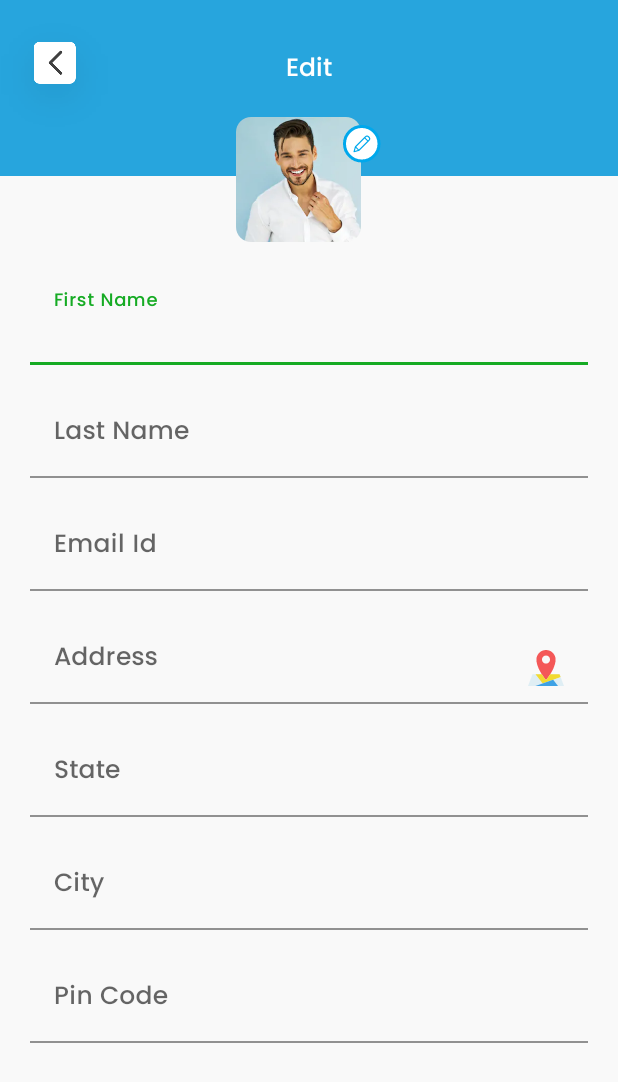
After one commit to phpexpert12345/WhoBringMe, an Android app: the layout profile_edit_layout.xml on its own in the app's theme, with its tools: preview values and no code run, on a phone screen of 412 x 824 dp. The commit adds this screen. Shown: the top 1082 px of the screen. Run offline under Robolectric (Android 15) with nearby library versions, the phone set to English and light mode, and no system bars.

Commit message:
Profile Edit Layout

```diff
--- a/app/src/main/res/layout/activity_registration.xml
+++ b/app/src/main/res/layout/activity_registration.xml
@@ -5,6 +5,7 @@
 
     <RelativeLayout
         android:layout_width="match_parent"
+        android:background="@color/backgroundColor"
         android:layout_height="match_parent"
         tools:context=".activities.RegistrationActivity">
 
@@ -103,8 +104,7 @@
                 <com.google.android.material.textfield.TextInputLayout
                     android:layout_width="match_parent"
                     android:layout_height="wrap_content"
-                    android:layout_margin="@dimen/_5sdp"
-                    android:background="@color/white">
+                    android:layout_margin="@dimen/_5sdp">
 
                     <com.google.android.material.textfield.TextInputEditText
                         android:layout_width="match_parent"
@@ -122,7 +122,6 @@
                 <com.google.android.material.textfield.TextInputLayout
                     android:layout_width="match_parent"
                     android:layout_height="wrap_content"
-
                     android:layout_margin="@dimen/_5sdp">
 
                     <com.google.android.material.textfield.TextInputEditText
--- a/app/src/main/res/layout/fragment_registration.xml
+++ /dev/null
@@ -1,14 +0,0 @@
-<?xml version="1.0" encoding="utf-8"?>
-<FrameLayout xmlns:android="http://schemas.android.com/apk/res/android"
-    xmlns:tools="http://schemas.android.com/tools"
-    android:layout_width="match_parent"
-    android:layout_height="match_parent"
-    tools:context=".fragment.loginFragments.RegistrationFragment">
-
-    <!-- TODO: Update blank fragment layout -->
-    <TextView
-        android:layout_width="match_parent"
-        android:layout_height="match_parent"
-        android:text="@string/hello_blank_fragment" />
-
-</FrameLayout>
--- /dev/null
+++ b/app/src/main/res/layout/profile_edit_layout.xml
@@ -0,0 +1,195 @@
+<?xml version="1.0" encoding="utf-8"?>
+<RelativeLayout xmlns:android="http://schemas.android.com/apk/res/android"
+    xmlns:app="http://schemas.android.com/apk/res-auto"
+    xmlns:tools="http://schemas.android.com/tools"
+    android:layout_width="match_parent"
+    android:layout_height="match_parent"
+    android:background="@color/backgroundColor"
+    tools:context=".ui.profile.ProfileFragment">
+
+    <RelativeLayout
+        android:layout_width="match_parent"
+        android:layout_height="@dimen/_90sdp"
+        android:background="@color/colorLoginButton" />
+
+    <RelativeLayout
+        android:id="@+id/headerLayout"
+        android:layout_width="match_parent"
+        android:layout_height="wrap_content">
+
+        <ImageView
+            android:layout_width="wrap_content"
+            android:layout_height="wrap_content"
+            android:layout_marginStart="@dimen/_minus10sdp"
+            android:layout_marginBottom="@dimen/_minus32sdp"
+            android:src="@drawable/back_arrow"
+            tools:ignore="ContentDescription" />
+
+        <TextView
+            android:layout_width="wrap_content"
+            android:layout_height="wrap_content"
+            android:layout_centerHorizontal="true"
+            android:layout_marginTop="@dimen/_25sdp"
+            android:fontFamily="@font/poppins_medium"
+            android:text="Edit"
+            android:textColor="@color/white"
+            android:textSize="@dimen/_13sdp"
+            tools:ignore="HardcodedText" />
+
+        <RelativeLayout
+            android:layout_width="wrap_content"
+            android:layout_height="wrap_content"
+            android:layout_centerHorizontal="true"
+            android:layout_marginTop="@dimen/_60sdp">
+
+            <ImageView
+                android:layout_width="wrap_content"
+                android:layout_height="wrap_content"
+                android:src="@drawable/mask_group_1"
+                tools:ignore="ContentDescription" />
+
+            <ImageView
+                android:layout_width="wrap_content"
+                android:layout_height="wrap_content"
+                android:layout_marginStart="@dimen/_55sdp"
+                android:layout_marginTop="@dimen/_4sdp"
+                android:src="@drawable/edit_small"
+                tools:ignore="ContentDescription" />
+        </RelativeLayout>
+    </RelativeLayout>
+
+    <ScrollView
+        android:layout_width="match_parent"
+        android:layout_height="match_parent"
+        android:layout_below="@+id/headerLayout"
+        android:layout_marginTop="@dimen/_10sdp">
+
+        <LinearLayout
+            android:layout_width="match_parent"
+            android:layout_height="wrap_content"
+            android:layout_marginStart="@dimen/_10sdp"
+            android:layout_marginEnd="@dimen/_10sdp"
+            android:orientation="vertical">
+
+            <com.google.android.material.textfield.TextInputLayout
+                android:layout_width="match_parent"
+                android:layout_height="wrap_content"
+                android:layout_margin="@dimen/_5sdp">
+
+                <com.google.android.material.textfield.TextInputEditText
+                    android:layout_width="match_parent"
+                    android:layout_height="wrap_content"
+                    android:background="@android:color/transparent"
+                    android:fontFamily="@font/poppins_medium"
+                    android:hint="@string/first_name"
+                    android:textColor="@color/text_color"
+                    android:textColorHint="@color/lightColor"
+                    android:textSize="@dimen/_13sdp"
+                    app:boxBackgroundColor="@android:color/transparent" />
+            </com.google.android.material.textfield.TextInputLayout>
+
+            <com.google.android.material.textfield.TextInputLayout
+                android:layout_width="match_parent"
+                android:layout_height="wrap_content"
+                android:layout_margin="@dimen/_5sdp">
+
+                <com.google.android.material.textfield.TextInputEditText
+                    android:layout_width="match_parent"
+                    android:layout_height="wrap_content"
+                    android:background="@android:color/transparent"
+                    android:fontFamily="@font/poppins_medium"
+                    android:hint="@string/last_name"
+                    android:textColor="@color/text_color"
+                    android:textColorHint="@color/lightColor"
+                    android:textSize="@dimen/_13sdp"
+                    app:boxBackgroundColor="@android:color/transparent" />
+            </com.google.android.material.textfield.TextInputLayout>
+
+            <com.google.android.material.textfield.TextInputLayout
+                android:layout_width="match_parent"
+                android:layout_height="wrap_content"
+                android:layout_margin="@dimen/_5sdp">
+
+                <com.google.android.material.textfield.TextInputEditText
+                    android:layout_width="match_parent"
+                    android:layout_height="wrap_content"
+                    android:background="@android:color/transparent"
+                    android:fontFamily="@font/poppins_medium"
+                    android:hint="@string/email_id"
+                    android:textColor="@color/text_color"
+                    android:textColorHint="@color/lightColor"
+                    android:textSize="@dimen/_13sdp"
+                    app:boxBackgroundColor="@android:color/transparent" />
+            </com.google.android.material.textfield.TextInputLayout>
+
+            <com.google.android.material.textfield.TextInputLayout
+                android:layout_width="match_parent"
+                android:layout_height="wrap_content"
+                android:layout_margin="@dimen/_5sdp">
+
+                <com.google.android.material.textfield.TextInputEditText
+                    android:layout_width="match_parent"
+                    android:layout_height="wrap_content"
+                    android:background="@android:color/transparent"
+                    android:fontFamily="@font/poppins_medium"
+                    android:hint="@string/address"
+                    android:drawableEnd="@drawable/location_address"
+                    android:textColor="@color/text_color"
+                    android:textColorHint="@color/lightColor"
+                    android:textSize="@dimen/_13sdp"
+                    app:boxBackgroundColor="@android:color/transparent" />
+            </com.google.android.material.textfield.TextInputLayout>
+
+            <com.google.android.material.textfield.TextInputLayout
+                android:layout_width="match_parent"
+                android:layout_height="wrap_content"
+                android:layout_margin="@dimen/_5sdp">
+
+                <com.google.android.material.textfield.TextInputEditText
+                    android:layout_width="match_parent"
+                    android:layout_height="wrap_content"
+                    android:background="@android:color/transparent"
+                    android:fontFamily="@font/poppins_medium"
+                    android:hint="@string/state"
+                    android:textColor="@color/text_color"
+                    android:textColorHint="@color/lightColor"
+                    android:textSize="@dimen/_13sdp"
+                    app:boxBackgroundColor="@android:color/transparent" />
+            </com.google.android.material.textfield.TextInputLayout>
+
+            <com.google.android.material.textfield.TextInputLayout
+                android:layout_width="match_parent"
+                android:layout_height="wrap_content"
+                android:layout_margin="@dimen/_5sdp">
+
+                <com.google.android.material.textfield.TextInputEditText
+                    android:layout_width="match_parent"
+                    android:layout_height="wrap_content"
+                    android:background="@android:color/transparent"
+                    android:fontFamily="@font/poppins_medium"
+                    android:hint="@string/city"
+                    android:textColor="@color/text_color"
+                    android:textColorHint="@color/lightColor"
+                    android:textSize="@dimen/_13sdp"
+                    app:boxBackgroundColor="@android:color/transparent" />
+            </com.google.android.material.textfield.TextInputLayout>
+
+            <com.google.android.material.textfield.TextInputLayout
+                android:layout_width="match_parent"
+                android:layout_height="wrap_content"
+                android:layout_margin="@dimen/_5sdp">
+
+                <com.google.android.material.textfield.TextInputEditText
+                    android:layout_width="match_parent"
+                    android:layout_height="wrap_content"
+                    android:background="@android:color/transparent"
+                    android:fontFamily="@font/poppins_medium"
+                    android:hint="@string/pin_code"
+                    android:textColor="@color/text_color"
+                    android:textColorHint="@color/lightColor"
+                    android:textSize="@dimen/_13sdp"
+                    app:boxBackgroundColor="@android:color/transparent" />
+            </com.google.android.material.textfield.TextInputLayout>
+        </LinearLayout>
+    </ScrollView>
+</RelativeLayout>
--- a/app/src/main/res/values/colors.xml
+++ b/app/src/main/res/values/colors.xml
@@ -12,6 +12,7 @@
     <color name="colorLoginButton">#27A5DD</color>
     <color name="text_color">#111010</color>
     <color name="text_color_light">#D8D8D8</color>
+    <color name="lightColor">#ABABAB</color>
     <color name="view_color">#D8D8D8</color>
     <color name="view_color_dark">#ECECEC</color>
     <color name="color_text_grey">#676767</color>
--- a/app/src/main/res/values/strings.xml
+++ b/app/src/main/res/values/strings.xml
@@ -101,5 +101,9 @@
     <string name="change_mpin">Change mPin</string>
     <string name="change_phone_number">Change Phone Number</string>
     <string name="logout">Logout</string>
+    <string name="address">Address</string>
+    <string name="state">State</string>
+    <string name="city">City</string>
+    <string name="pin_code">Pin Code</string>
 
 </resources>
```
Also changed, not shown: app/src/main/res/drawable-hdpi/edit_small.png (added), app/src/main/res/drawable-hdpi/location_address.png (added), app/src/main/res/drawable-ldpi/edit_small.png (added), app/src/main/res/drawable-ldpi/location_address.png (added), app/src/main/res/drawable-mdpi/edit_small.png (added), app/src/main/res/drawable-mdpi/location_address.png (added), app/src/main/res/drawable-xhdpi/edit_small.png (added), app/src/main/res/drawable-xhdpi/location_address.png (added), app/src/main/res/drawable-xxhdpi/edit_small.png (added), app/src/main/res/drawable-xxhdpi/location_address.png (added), app/src/main/res/drawable-xxxhdpi/edit_small.png (added), app/src/main/res/drawable-xxxhdpi/location_address.png (added).
